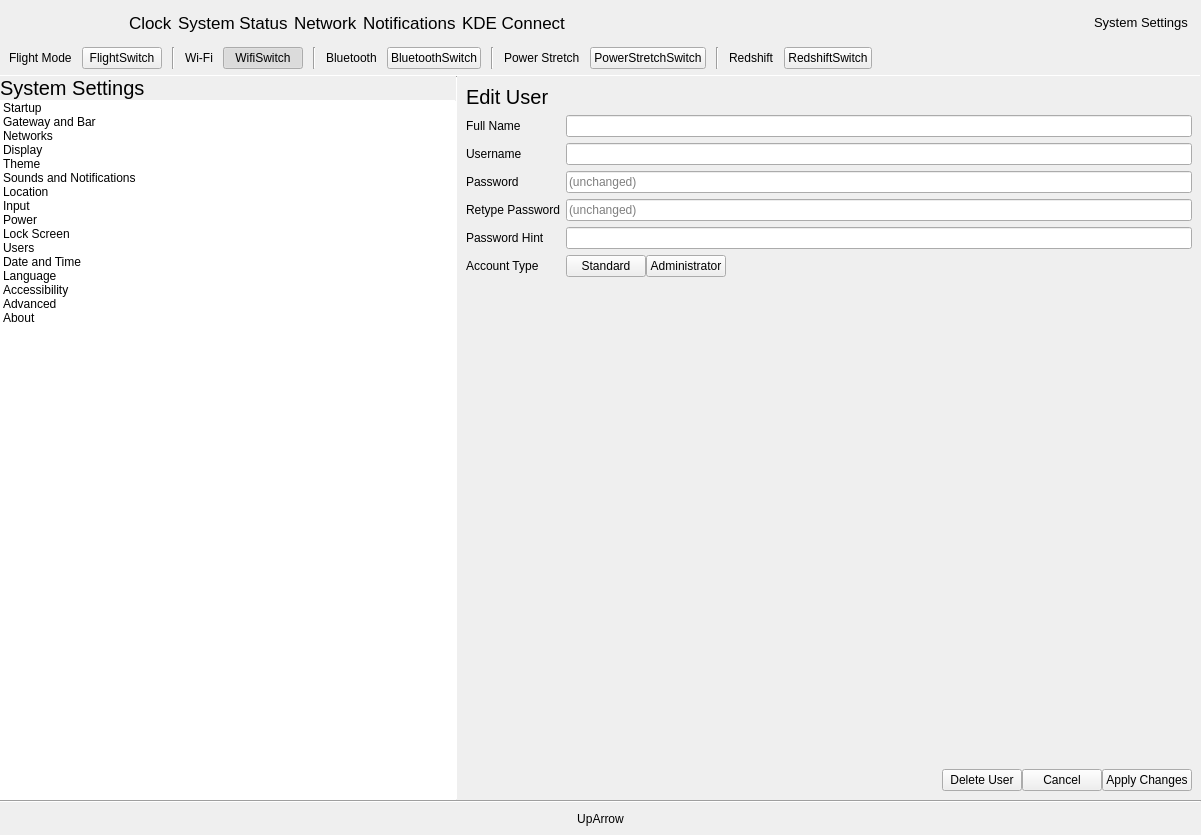
Before: the Qt Designer form shell/infopanedropdown.ui in vicr123/theshell, drawn with Qt 5.
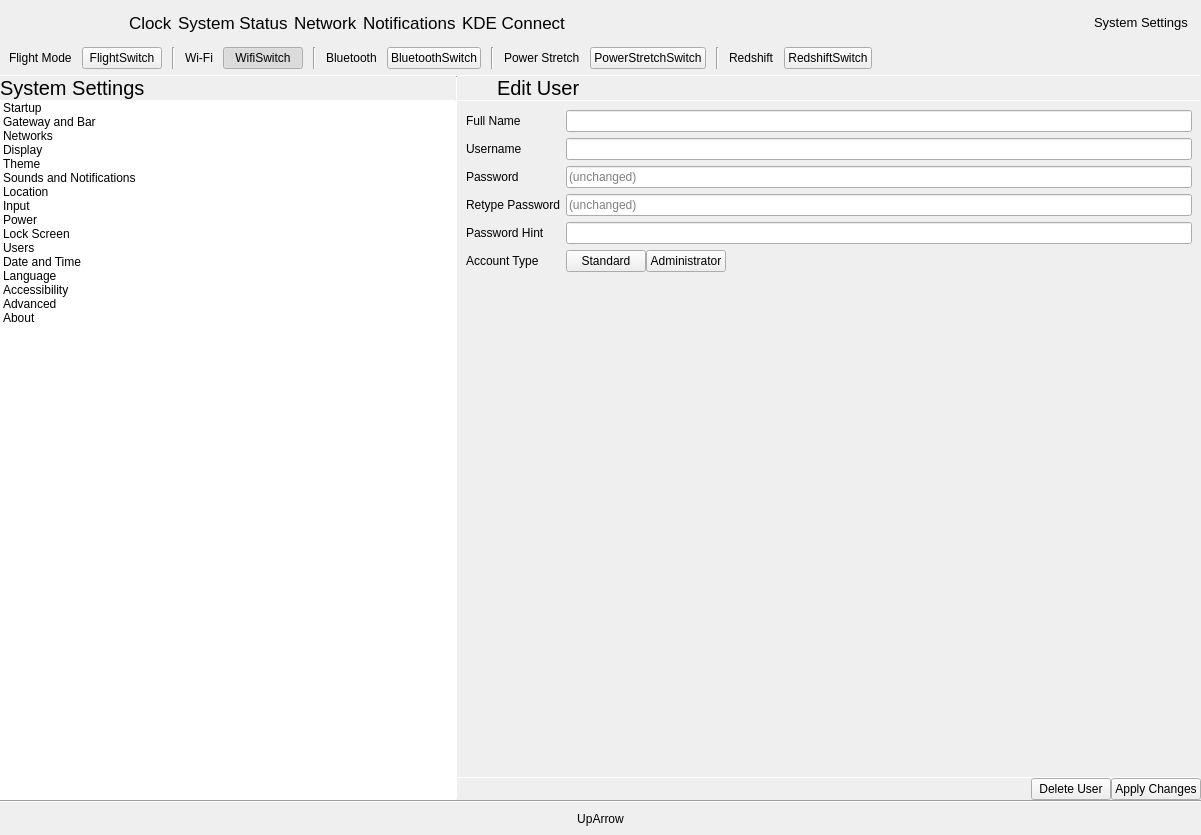
After: the same form once the commit is applied. The open tabs and pages were chosen to show the change. Icons and pictures are not drawn. Custom widgets are drawn as their Qt base class.

Diff of the .ui file:
```diff
--- a/shell/infopanedropdown.ui
+++ b/shell/infopanedropdown.ui
@@ -4843,8 +4843,54 @@
                   <bool>true</bool>
                  </property>
                  <layout class="QVBoxLayout" name="verticalLayout_23">
+                  <property name="spacing">
+                   <number>0</number>
+                  </property>
+                  <property name="leftMargin">
+                   <number>0</number>
+                  </property>
+                  <property name="topMargin">
+                   <number>0</number>
+                  </property>
+                  <property name="rightMargin">
+                   <number>0</number>
+                  </property>
+                  <property name="bottomMargin">
+                   <number>0</number>
+                  </property>
+                  <item>
+                   <layout class="QHBoxLayout" name="horizontalLayout_17">
+                    <property name="spacing">
+                     <number>0</number>
+                    </property>
+                    <item>
+                     <widget class="QPushButton" name="userSettingsCancelButton">
+                      <property name="sizePolicy">
+                       <sizepolicy hsizetype="Preferred" vsizetype="Preferred">
+                        <horstretch>0</horstretch>
+                        <verstretch>0</verstretch>
+                       </sizepolicy>
+                      </property>
+                      <property name="text">
+                       <string/>
+                      </property>
+                      <property name="icon">
+                       <iconset theme="go-previous">
+                        <normaloff>.</normaloff>.</iconset>
+                      </property>
+                      <property name="flat">
+                       <bool>true</bool>
+                      </property>
+                     </widget>
+                    </item>
                   <item>
                    <widget class="QLabel" name="userSettingsEditUserLabel">
+                      <property name="sizePolicy">
+                       <sizepolicy hsizetype="Expanding" vsizetype="Preferred">
+                        <horstretch>0</horstretch>
+                        <verstretch>0</verstretch>
+                       </sizepolicy>
+                      </property>
                     <property name="font">
                      <font>
                       <pointsize>15</pointsize>
@@ -4853,8 +4899,43 @@
                     <property name="text">
                      <string>Edit User</string>
                     </property>
-                   </widget>
-                  </item>
+                      <property name="margin">
+                       <number>9</number>
+                      </property>
+                     </widget>
+                    </item>
+                   </layout>
+                  </item>
+                  <item>
+                   <widget class="Line" name="line_44">
+                    <property name="maximumSize">
+                     <size>
+                      <width>16777215</width>
+                      <height>1</height>
+                     </size>
+                    </property>
+                    <property name="orientation">
+                     <enum>Qt::Horizontal</enum>
+                    </property>
+                   </widget>
+                  </item>
+                  <item>
+                   <layout class="QVBoxLayout" name="verticalLayout_52">
+                    <property name="spacing">
+                     <number>6</number>
+                    </property>
+                    <property name="leftMargin">
+                     <number>9</number>
+                    </property>
+                    <property name="topMargin">
+                     <number>9</number>
+                    </property>
+                    <property name="rightMargin">
+                     <number>9</number>
+                    </property>
+                    <property name="bottomMargin">
+                     <number>9</number>
+                    </property>
                   <item>
                    <layout class="QGridLayout" name="gridLayout_13">
                     <item row="3" column="0">
@@ -4983,6 +5064,21 @@
                     </property>
                    </spacer>
                   </item>
+                   </layout>
+                  </item>
+                  <item>
+                   <widget class="Line" name="line_43">
+                    <property name="maximumSize">
+                     <size>
+                      <width>16777215</width>
+                      <height>1</height>
+                     </size>
+                    </property>
+                    <property name="orientation">
+                     <enum>Qt::Horizontal</enum>
+                    </property>
+                   </widget>
+                  </item>
                   <item>
                    <layout class="QHBoxLayout" name="horizontalLayout_5">
                     <property name="spacing">
@@ -5012,17 +5108,6 @@
                       </property>
                      </widget>
                     </item>
-                    <item>
-                     <widget class="QPushButton" name="userSettingsCancelButton">
-                      <property name="text">
-                       <string>Cancel</string>
-                      </property>
-                      <property name="icon">
-                       <iconset theme="dialog-cancel">
-                        <normaloff>.</normaloff>.</iconset>
-                      </property>
-                     </widget>
-                    </item>
                     <item>
                      <widget class="QPushButton" name="userSettingsApplyButton">
                       <property name="text">
```
Left out of the diff: 169 changed lines with no effect on the pictures. Lines whose indentation alone changed are shown as unchanged.
